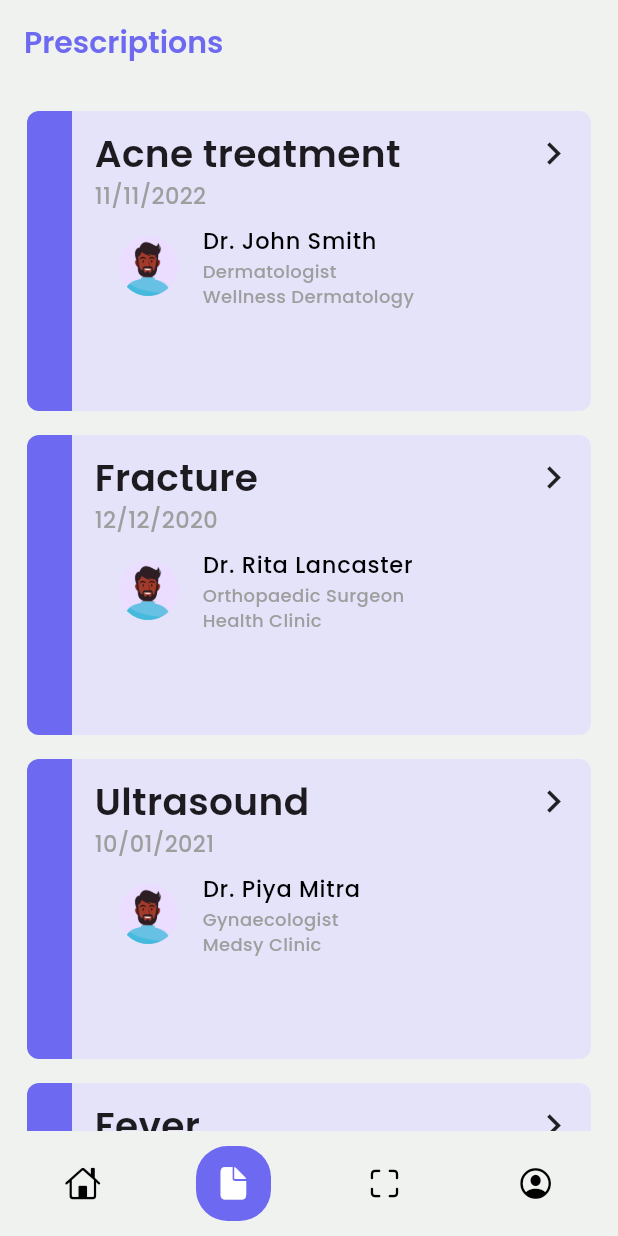
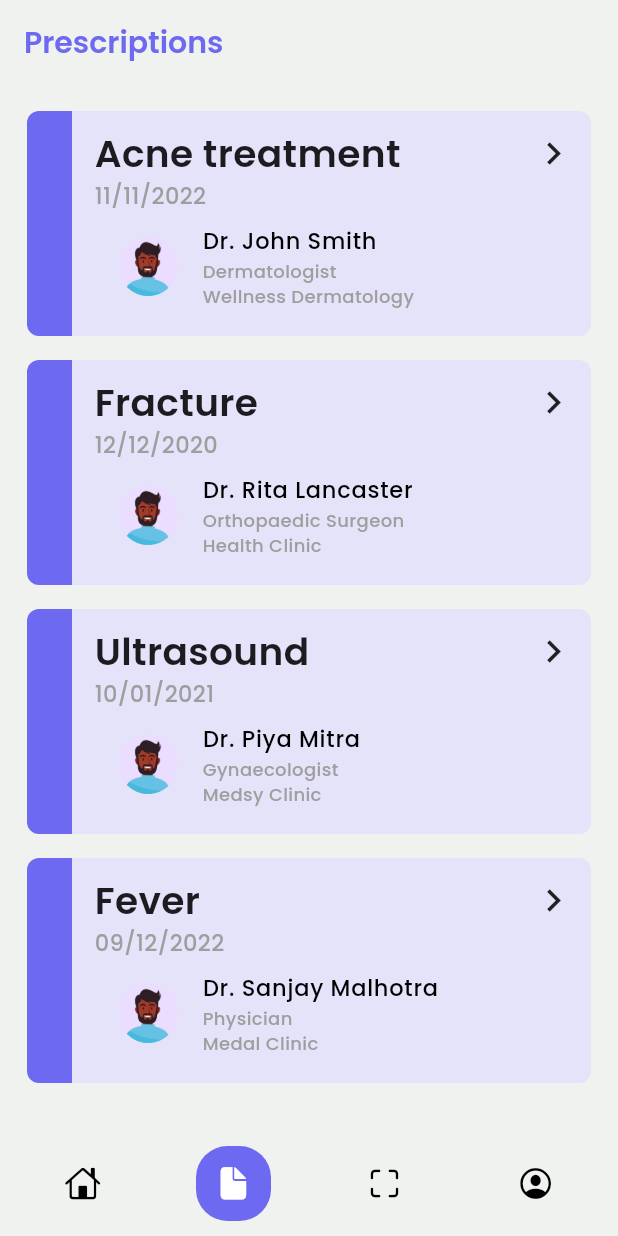
Before and after one commit to jumainahkhan/Medica-Mini-Project, a Flutter app: the screen it shows after launch, after a tap on "See All", on a phone screen of 412 x 824 dp. Run offline on Flutter 3.47's test engine with Material 3 defaults, Android fonts, the light colour scheme and no system bars; drawn by our look-alikes of google_nav_bar; our stand-ins replace camera, google_fonts, heroicons, hexcolor, table_calendar; missing offline and left inert: flutter_emoji.

Commit message:
Responsive UI added

```diff
--- a/lib/Screens/AddManuallyScreen.dart/components/AddManuallyScreenBody.dart
+++ b/lib/Screens/AddManuallyScreen.dart/components/AddManuallyScreenBody.dart
@@ -4,7 +4,7 @@
 import 'package:heroicons/heroicons.dart';
 import 'package:hexcolor/hexcolor.dart';
 import 'package:medica/Controller/user_data_controller.dart';
-import 'package:medica/Screens/AddManuallyScreen.dart/components/buildMedDetail.dart';
+import 'package:medica/Screens/AddManuallyScreen.dart/components/med_detail.dart';
 import 'package:medica/Screens/AddManuallyScreen.dart/components/buildVisitDetail.dart';
 import 'package:provider/provider.dart';
 
--- a/lib/Screens/AddManuallyScreen.dart/components/med_detail.dart
+++ b/lib/Screens/AddManuallyScreen.dart/components/med_detail.dart
@@ -1,14 +1,18 @@
+// ignore_for_file: public_member_api_docs, sort_constructors_first
 import 'package:flutter/material.dart';
 import 'package:google_fonts/google_fonts.dart';
 import 'package:hexcolor/hexcolor.dart';
+import 'package:provider/provider.dart';
+
 import 'package:medica/Controller/med_log_controller.dart';
-import 'package:provider/provider.dart';
 
 class MedDetail extends StatelessWidget {
   String? medName;
   bool morning = false;
   bool afternoon = false;
   bool night = false;
+
+
   @override
   Widget build(BuildContext context) {
     return Consumer<MedLogController>(
@@ -23,7 +27,7 @@
             shrinkWrap: true,
             itemCount: medLogController.medCount,
             itemBuilder: (context, index) {
-              return Container(
+              return SizedBox(
                 key: UniqueKey(),
                 width: double.infinity,
                 child: Padding(
@@ -142,8 +146,8 @@
             fontWeight: FontWeight.w600,
           ),
         ),
-        Row(
-          children: const [
+        const Row(
+          children: [
             Text("M"),
             SizedBox(
               width: 40,
--- a/lib/Screens/CategoriesScreen/components/CategoriesScreenBody.dart
+++ b/lib/Screens/CategoriesScreen/components/CategoriesScreenBody.dart
@@ -104,7 +104,7 @@
                             builder: (context) => const PrescriptionDetails()));
                   },
                   child: SizedBox(
-                    height: 200,
+                    height: 150,
                     width: double.infinity,
                     child: GestureDetector(
                         child: Row(
--- a/lib/Screens/HomeScreen/components/HomeScreenBody.dart
+++ b/lib/Screens/HomeScreen/components/HomeScreenBody.dart
@@ -32,7 +32,7 @@
             crossAxisAlignment: CrossAxisAlignment.start,
             children: [
               Padding(
-                padding: EdgeInsets.all(2),
+                padding: const EdgeInsets.all(2),
                 child: Row(
                   mainAxisAlignment: MainAxisAlignment.spaceBetween,
                   children: [
@@ -121,7 +121,7 @@
                                       color: HexColor('#f3d39a'),
                                       size: 40,
                                     ),
-                                    SizedBox(
+                                    const SizedBox(
                                       height: 1,
                                     ),
                                     Text(
@@ -170,7 +170,7 @@
                           ),
                         ),
                       ),
-                      SizedBox(
+                      const SizedBox(
                         height: 10,
                       ),
                       Container(
@@ -184,7 +184,7 @@
                           child: Column(
                             crossAxisAlignment: CrossAxisAlignment.start,
                             children: [
-                              SizedBox(
+                              const SizedBox(
                                 height: 1,
                               ),
                               Text(
@@ -205,7 +205,7 @@
                           ),
                         ),
                       ),
-                      SizedBox(
+                      const SizedBox(
                         height: 10,
                       ),
                       GestureDetector(
@@ -238,7 +238,7 @@
                                         size: 40,
                                         color: Colors.white,
                                       ),
-                                      SizedBox(
+                                      const SizedBox(
                                         height: 1,
                                       ),
                                       Text(
@@ -264,7 +264,7 @@
                                               fontWeight: FontWeight.w600,
                                             ),
                                           ),
-                                          SizedBox(
+                                          const SizedBox(
                                             width: 1,
                                           ),
                                           const Icon(CupertinoIcons.arrow_right,
@@ -280,7 +280,7 @@
                         ),
                       ),
                     ]),
-                    SizedBox(
+                    const SizedBox(
                       width: 10,
                     ),
                     Column(
@@ -336,7 +336,7 @@
                                   style: GoogleFonts.lato(
                                       color: Colors.white, fontSize: 15),
                                 ),
-                                SizedBox(
+                                const SizedBox(
                                   height: 4,
                                 ),
                                 Center(
@@ -372,7 +372,7 @@
                             ),
                           ),
                         ),
-                        SizedBox(
+                        const SizedBox(
                           height: 10,
                         ),
                         Container(
@@ -435,7 +435,7 @@
                             ),
                           ),
                         ),
-                        SizedBox(
+                        const SizedBox(
                           height: 10,
                         ),
                         Container(
--- a/lib/Screens/ProfileScreen/components/ProfileScreenBody.dart
+++ b/lib/Screens/ProfileScreen/components/ProfileScreenBody.dart
@@ -133,7 +133,7 @@
             ),
           ),
           const SizedBox(
-            height: 10,
+            height: 5,
           ),
           ListView.builder(
             padding: const EdgeInsets.all(20),
@@ -143,7 +143,7 @@
                 child: Column(
                   children: [
                     Container(
-                      height: 70,
+                      height: 68,
                       width: 355,
                       decoration: BoxDecoration(
                         color: HexColor('#e5e3f9'),
--- a/lib/main.dart
+++ b/lib/main.dart
@@ -1,6 +1,9 @@
 import 'package:camera/camera.dart';
 import 'package:flutter/material.dart';
+import 'package:medica/Controller/camera_controller.dart';
+import 'package:medica/Controller/med_log_controller.dart';
 import 'package:medica/Controller/nav_bar_controller.dart';
+import 'package:medica/Controller/user_data_controller.dart';
 import 'package:medica/constants/routes.dart';
 import 'package:provider/provider.dart';
 
@@ -22,6 +25,14 @@
         ChangeNotifierProvider<NavBarController>(
           create: (_) => NavBarController(),
         ),
+        ChangeNotifierProvider<UserDataController>(
+          create: (_) => UserDataController(),
+        ),
+        ChangeNotifierProvider<MedLogController>(
+          create: (_) => MedLogController(),
+        ),
+        ChangeNotifierProvider<CameraControllerX>(
+            create: (_) => CameraControllerX()),
       ],
       child: MaterialApp(
         debugShowCheckedModeBanner: false,
```
Also changed, not shown: 1 other file.
